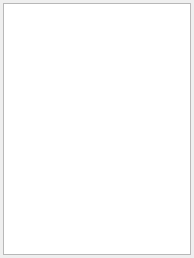
Qt form Widgets/projectfileswidget.ui (c-ice/Bakalarka_MVC_MDA) before a commit.
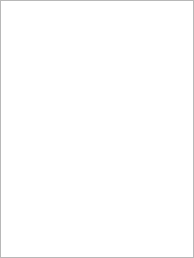
The same form after that commit.

Commit message: nejake upravy maybe

Patch:
```diff
--- a/Widgets/projectfileswidget.ui
+++ b/Widgets/projectfileswidget.ui
@@ -22,7 +22,7 @@
   <widget class="QWidget" name="dockWidgetContents">
    <layout class="QGridLayout" name="gridLayout">
     <property name="margin">
-     <number>3</number>
+     <number>0</number>
     </property>
     <item row="0" column="0">
      <widget class="QTreeView" name="treeView">
```
The commit also changes 2 other files.
